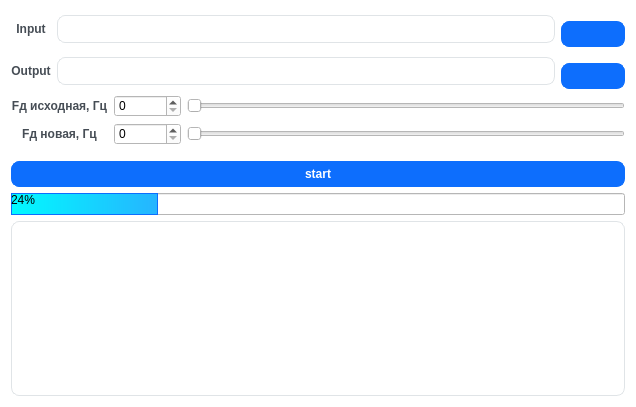
Old version of the form src/widget.ui in the repository sitrm/spline-interpolation.
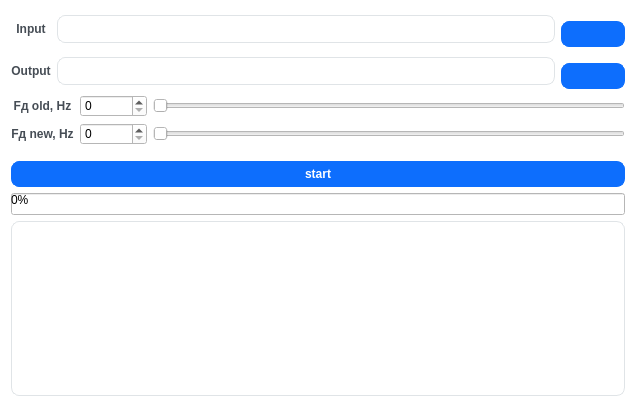
New version of the form. Icons and pictures are not drawn.

Commit message: реализовал кнопку start. Вроде бы что-то работает

```diff
--- a/src/widget.ui
+++ b/src/widget.ui
@@ -170,7 +170,7 @@
 }</string>
          </property>
          <property name="text">
-          <string>Fд новая, Гц</string>
+          <string>Fд new, Hz</string>
          </property>
          <property name="alignment">
           <set>Qt::AlignCenter</set>
@@ -193,7 +193,7 @@
 }</string>
          </property>
          <property name="text">
-          <string>Fд исходная, Гц</string>
+          <string>Fд old, Hz</string>
          </property>
          <property name="alignment">
           <set>Qt::AlignCenter</set>
@@ -282,6 +282,9 @@
        </item>
        <item>
         <widget class="QProgressBar" name="info_PBR">
+         <property name="enabled">
+          <bool>true</bool>
+         </property>
          <property name="styleSheet">
           <string notr="true">
 QProgressBar::chunk
@@ -303,7 +306,7 @@
 </string>
          </property>
          <property name="value">
-          <number>24</number>
+          <number>0</number>
          </property>
         </widget>
        </item>
```
Left out of the diff: 8 changed lines with no effect on the pictures. The commit also changes 7 other files.
